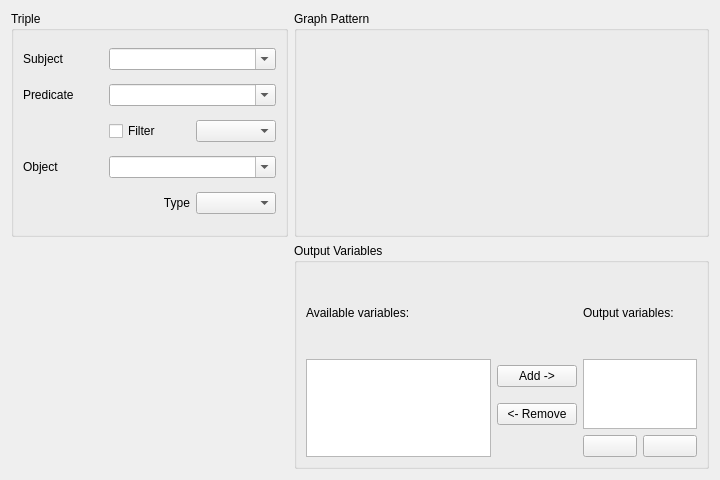
Before: the Qt Designer form vqbinstancesselect.ui in sarslanhan/vqb, drawn with Qt 5.
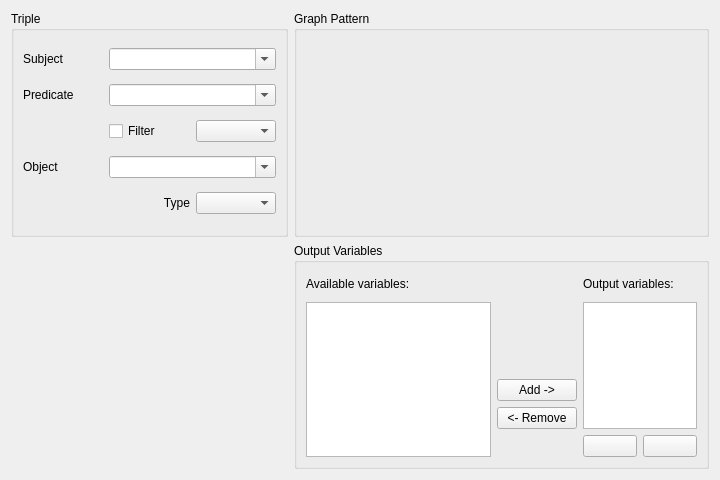
After: the same form once the commit is applied. Custom widgets are drawn as their Qt base class.

```diff
--- a/vqbinstancesselect.ui
+++ b/vqbinstancesselect.ui
@@ -220,62 +220,7 @@
         </property>
        </widget>
       </item>
-      <item row="1" column="0" rowspan="3">
-       <widget class="QListWidget" name="listVars">
-        <property name="sizePolicy">
-         <sizepolicy hsizetype="Preferred" vsizetype="Preferred">
-          <horstretch>0</horstretch>
-          <verstretch>3</verstretch>
-         </sizepolicy>
-        </property>
-        <property name="dragDropMode">
-         <enum>QAbstractItemView::InternalMove</enum>
-        </property>
-        <property name="movement">
-         <enum>QListView::Free</enum>
-        </property>
-       </widget>
-      </item>
-      <item row="1" column="1">
-       <widget class="KPushButton" name="buttonAddToOutput">
-        <property name="font">
-         <font>
-          <pointsize>9</pointsize>
-         </font>
-        </property>
-        <property name="toolTip">
-         <string>Add to Output</string>
-        </property>
-        <property name="statusTip">
-         <string>Adds Variable to Output</string>
-        </property>
-        <property name="text">
-         <string>Add -&gt;</string>
-        </property>
-       </widget>
-      </item>
-      <item row="1" column="2" rowspan="2" colspan="2">
-       <widget class="QListWidget" name="listOutputs">
-        <property name="sizePolicy">
-         <sizepolicy hsizetype="Preferred" vsizetype="Preferred">
-          <horstretch>0</horstretch>
-          <verstretch>2</verstretch>
-         </sizepolicy>
-        </property>
-        <property name="font">
-         <font>
-          <pointsize>9</pointsize>
-         </font>
-        </property>
-        <property name="dragDropMode">
-         <enum>QAbstractItemView::InternalMove</enum>
-        </property>
-        <property name="movement">
-         <enum>QListView::Free</enum>
-        </property>
-       </widget>
-      </item>
-      <item row="2" column="1">
+      <item row="3" column="1">
        <widget class="KPushButton" name="buttonRemoveFromOutput">
         <property name="font">
          <font>
@@ -293,7 +238,7 @@
         </property>
        </widget>
       </item>
-      <item row="3" column="2">
+      <item row="4" column="2">
        <widget class="KPushButton" name="buttonUp">
         <property name="toolTip">
          <string>Move Up</string>
@@ -303,7 +248,7 @@
         </property>
        </widget>
       </item>
-      <item row="3" column="3">
+      <item row="4" column="3">
        <widget class="KPushButton" name="buttonDown">
         <property name="toolTip">
          <string>Move Down</string>
@@ -313,6 +258,61 @@
         </property>
        </widget>
       </item>
+      <item row="1" column="2" rowspan="3" colspan="2">
+       <widget class="QListWidget" name="listOutputs">
+        <property name="sizePolicy">
+         <sizepolicy hsizetype="Preferred" vsizetype="Preferred">
+          <horstretch>0</horstretch>
+          <verstretch>3</verstretch>
+         </sizepolicy>
+        </property>
+        <property name="font">
+         <font>
+          <pointsize>9</pointsize>
+         </font>
+        </property>
+        <property name="dragDropMode">
+         <enum>QAbstractItemView::InternalMove</enum>
+        </property>
+        <property name="movement">
+         <enum>QListView::Free</enum>
+        </property>
+       </widget>
+      </item>
+      <item row="1" column="0" rowspan="4">
+       <widget class="QListWidget" name="listVars">
+        <property name="sizePolicy">
+         <sizepolicy hsizetype="Preferred" vsizetype="Preferred">
+          <horstretch>0</horstretch>
+          <verstretch>3</verstretch>
+         </sizepolicy>
+        </property>
+        <property name="dragDropMode">
+         <enum>QAbstractItemView::InternalMove</enum>
+        </property>
+        <property name="movement">
+         <enum>QListView::Free</enum>
+        </property>
+       </widget>
+      </item>
+      <item row="2" column="1">
+       <widget class="KPushButton" name="buttonAddToOutput">
+        <property name="font">
+         <font>
+          <pointsize>9</pointsize>
+         </font>
+        </property>
+        <property name="toolTip">
+         <string>Add to Output</string>
+        </property>
+        <property name="statusTip">
+         <string>Adds Variable to Output</string>
+        </property>
+        <property name="text">
+         <string>Add -&gt;</string>
+        </property>
+       </widget>
+      </item>
      </layout>
     </widget>
    </item>
```
Left out of the diff: 1 changed line with no effect on the pictures.
